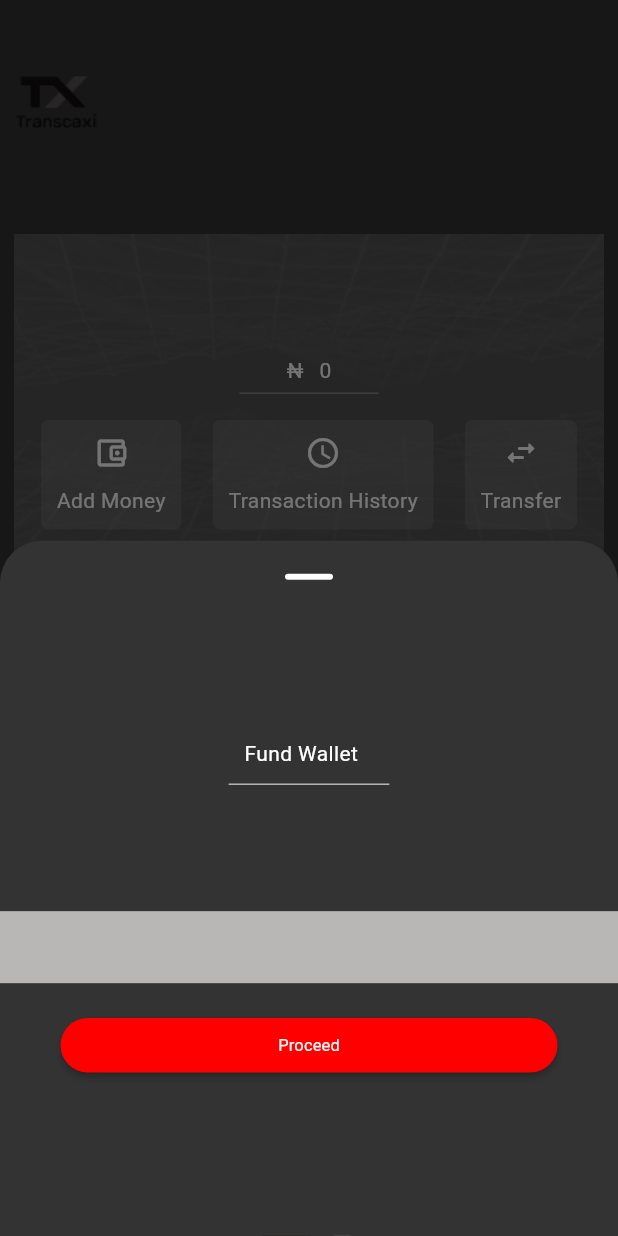
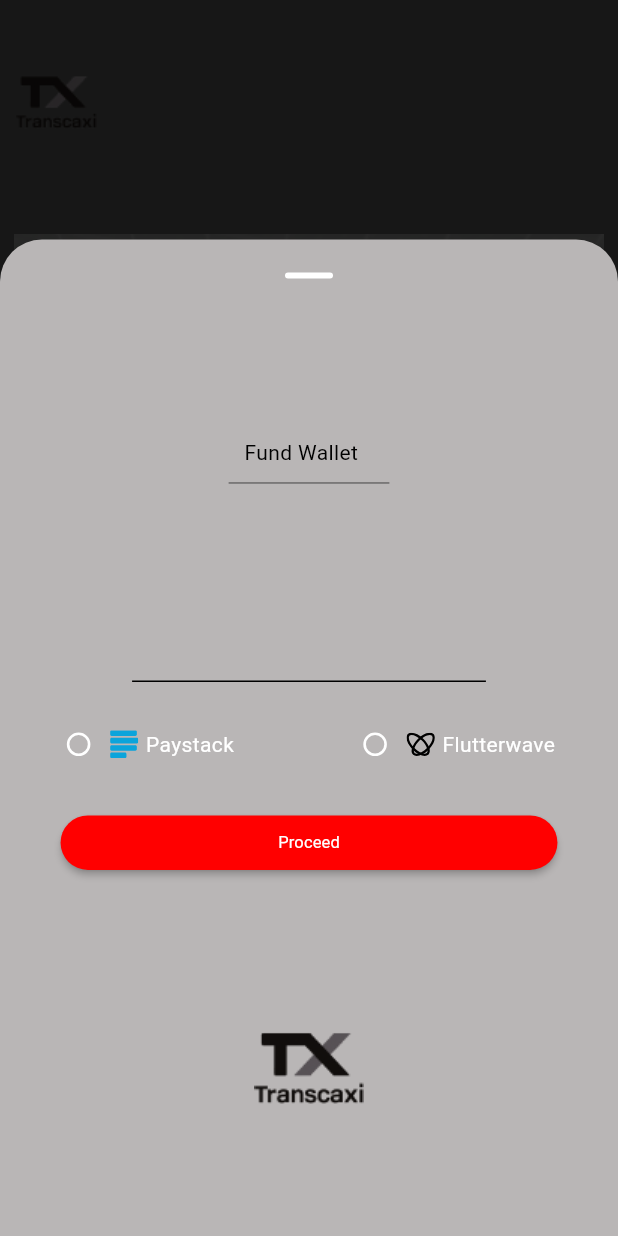
Before and after one commit to Emrys02/transacxi, a Flutter app: the NavigationScreen screen opened directly, after a tap on "Add Money", on a phone screen of 412 x 824 dp. Run offline on Flutter 3.47's test engine with Material 2 defaults, Android fonts, the phone set to English and light mode, and no system bars; our stand-ins replace cloud_firestore, dio, firebase_auth, firebase_core, firebase_database, firebase_storage and 3 more; missing offline and left inert: encrypt, flutter_paystack, flutterwave_standard; accounts and stored records are empty.

Commit message:
App Update
Signed-off-by: Emrys <Emrys_02@outlook.com>

```diff
--- a/lib/constants/constants.dart
+++ b/lib/constants/constants.dart
@@ -1,6 +1,4 @@
-import 'dart:convert';
 import 'dart:developer';
-import 'dart:typed_data';
 
 import 'package:encrypt/encrypt.dart';
 import 'package:flutter_dotenv/flutter_dotenv.dart';
@@ -10,13 +8,10 @@ final _initializationValue = IV.fromUtf8('531ff2e01572cb2c');
 
 final _encrypter = Encrypter(AES(_secretKey));
 
-String kFlutterwavePublicKey =
-    _encrypter.decrypt(Encrypted(Uint8List.fromList(_convertList(json.decode(dotenv.get("flutterWavePublicKey"))))), iv: _initializationValue);
+String kFlutterwavePublicKey = dotenv.get("flutterWavePublicKey");
 String kFlutterwaveSecretKey = dotenv.get("flutterWaveSecretKey");
-String kPaystackPublicKey =
-    _encrypter.decrypt(Encrypted(Uint8List.fromList(_convertList(json.decode(dotenv.get("PaystackPublicKey"))))), iv: _initializationValue);
-String kPaystackSecretKey =
-    _encrypter.decrypt(Encrypted(Uint8List.fromList(_convertList(json.decode(dotenv.get("PaystackSecretKey"))))), iv: _initializationValue);
+String kPaystackPublicKey = dotenv.get("PaystackPublicKey");
+String kPaystackSecretKey = dotenv.get("PaystackSecretKey");
 
 List<int> _convertList(List data) {
   final temp = <int>[];
--- a/lib/constants/managers/asset_manager.dart
+++ b/lib/constants/managers/asset_manager.dart
@@ -9,4 +9,6 @@ class AssetManager {
   static const loginBackground = "img/login_background.png";
   static const signUpBackground = "img/sign_up_background.png";
   static const transactionIcon = "img/transaction_icon.png";
+  static const paystackIcon = "img/paystack.svg";
+  static const flutterwaveIcon = "img/flutterwave.svg";
 }
--- a/lib/controllers/transaction_controller.dart
+++ b/lib/controllers/transaction_controller.dart
@@ -8,7 +8,8 @@ class TransactionController {
   String? _id;
   int? _amount = 0;
   String? _txRef = "";
-  final String _currency = "NG";
+  String? _accessCode = "";
+  final String _currency = "NGN";
   Provider? _provider;
   TransactionType? _transactionType;
 
@@ -22,6 +23,10 @@ class TransactionController {
 
   String get txRef {
     return _txRef ?? "";
+  }
+
+  String get accessCode {
+    return _accessCode ?? "";
   }
 
   String get currency {
@@ -38,6 +43,10 @@ class TransactionController {
 
   set updateTxRef(String value) {
     _txRef = value;
+  }
+
+  set updateAccessCode(String value) {
+    _accessCode = value;
   }
 
   set updateTxId(String value) {
--- a/lib/controllers/user_controller.dart
+++ b/lib/controllers/user_controller.dart
@@ -10,6 +10,10 @@ class UserController {
     return _currentUser!;
   }
 
+  set newBalance(double value){
+    _currentUser!.balance = value;
+  }
+
   void initialize(User user) {
     _currentUser = user;
   }
--- a/lib/models/transaction.dart
+++ b/lib/models/transaction.dart
@@ -1,2 +1,3 @@
 enum Provider { flutterwave, paystack }
-enum TransactionType{credit, debit}
+
+enum TransactionType { credit, debit }
--- a/lib/models/user.dart
+++ b/lib/models/user.dart
@@ -6,7 +6,7 @@ class User {
   String email;
   String accountNumber;
   String profileImage;
-  dynamic balance;
+  double balance;
   User({
     required this.id,
     required this.email,
--- a/lib/services/bottom_sheet_service.dart
+++ b/lib/services/bottom_sheet_service.dart
@@ -9,11 +9,13 @@ import '../widgets/bottom_sheets/error_notice.dart';
 class BottomSheetService {
   BottomSheetService._();
 
-  static _showRemovableSheet(Widget child) {
-    showModalBottomSheet(
+  static Future<dynamic> _showRemovableSheet(Widget child) {
+    return showModalBottomSheet(
       context: navigationKey.currentContext!,
       isDismissible: true,
       showDragHandle: true,
+      isScrollControlled: true,
+      backgroundColor: Theme.of(navigationKey.currentContext!).colorScheme.secondary,
       builder: (context) => Wrap(
         alignment: WrapAlignment.center,
         children: [SizedBox(height: 40.height()), SizedBox(width: ScreenSize.width), child],
@@ -25,7 +27,7 @@ class BottomSheetService {
     _showRemovableSheet(ErrorNotice(message));
   }
 
-  static void showFundingSheet() {
-    _showRemovableSheet(const EnterAmount());
+  static Future<void> showFundingSheet() {
+    return _showRemovableSheet(const EnterAmount());
   }
 }
--- a/lib/tabs/home_tab.dart
+++ b/lib/tabs/home_tab.dart
@@ -26,8 +26,9 @@ class _HomeTabState extends State<HomeTab> {
     return const SizedBox.shrink();
   }
 
-  void _showFundWalletBottomSheet() {
-    BottomSheetService.showFundingSheet();
+  void _showFundWalletBottomSheet() async {
+    await BottomSheetService.showFundingSheet();
+    setState(() {});
   }
 
   @override
--- a/lib/theme/app_theme.dart
+++ b/lib/theme/app_theme.dart
@@ -32,6 +32,7 @@ class AppTheme {
         enabledBorder: InputBorder.none,
         disabledBorder: InputBorder.none,
         errorBorder: InputBorder.none,
+        prefixStyle: TextStyle(),
         hintStyle: TextStyles.w400s9.copyWith(color: const Color(0xFF888888))),
     useMaterial3: true,
   );
--- a/lib/widgets/bottom_sheets/enter_amount.dart
+++ b/lib/widgets/bottom_sheets/enter_amount.dart
@@ -2,10 +2,10 @@ import 'dart:developer';
 
 import 'package:flutter/material.dart';
 import 'package:flutter/services.dart';
+import 'package:flutter_paystack/flutter_paystack.dart';
 import 'package:flutterwave_standard/flutterwave.dart';
-import 'package:pay_with_paystack/pay_with_paystack.dart';
-import 'package:transacxi/constants/constants.dart';
 
+import '../../constants/constants.dart';
 import '../../constants/managers/asset_manager.dart';
 import '../../constants/managers/string_manager.dart';
 import '../../controllers/transaction_controller.dart';
@@ -13,7 +13,10 @@ import '../../controllers/user_controller.dart';
 import '../../extensions/num_extension.dart';
 import '../../models/transaction.dart';
 import '../../providers/transactions_provider.dart';
+import '../../providers/user_details_provider.dart';
+import '../../services/api_service.dart';
 import '../elements/button_with_loading_indicator.dart';
+import '../elements/provider_radio.dart';
 import '../elements/underlined_container.dart';
 
 class EnterAmount extends StatefulWidget {
@@ -24,11 +27,26 @@ class EnterAmount extends StatefulWidget {
 }
 
 class _EnterAmountState extends State<EnterAmount> {
+  final paystackPlugin = PaystackPlugin();
   final _transactionController = TransactionController();
   final _userController = UserController();
+
+  @override
+  void initState() {
+    paystackPlugin.initialize(publicKey: kPaystackPublicKey);
+    super.initState();
+  }
+
+  @override
+  void dispose() {
+    _transactionController.dispose();
+    super.dispose();
+  }
+
   Future<void> _makePayment() async {
     if (_transactionController.amount == 0) return;
-    _transactionController.updateTxRef = DateTime.now().toIso8601String();
+    _transactionController.updateTxRef = DateTime.now().microsecondsSinceEpoch.toString();
+    _transactionController.updateTransactionType = TransactionType.credit;
     if (_transactionController.provider == Provider.flutterwave) {
       final ref = await Flutterwave(
         context: context,
@@ -43,24 +61,43 @@ class _EnterAmountState extends State<EnterAmount> {
         currency: _transactionController.currency,
       ).charge();
       _transactionController.updateTxId = ref.transactionId.toString();
+      if (ref.status == "completed") {
+        await _saveTransaction();
+        await _updateBalance();
+      }
+    } else if (_transactionController.provider == Provider.paystack) {
+      await ApiService.initializePaystack(email: _userController.currentUser.email, amount: _transactionController.amount);
+      if (!mounted) return;
+      final ref = await paystackPlugin.checkout(
+        context,
+        charge: Charge()
+          ..amount = _transactionController.amount * 100
+          ..currency = _transactionController.currency
+          ..email = _userController.currentUser.email
+          ..reference = _transactionController.txRef
+          ..accessCode = _transactionController.txRef,
+      );
+      log(ref.message.toString());
       log(ref.status.toString());
-    } else if (_transactionController.provider == Provider.paystack) {
-      final ref = await PayWithPayStack().now(
-        context: context,
-        secretKey: kPaystackSecretKey,
-        customerEmail: _userController.currentUser.email,
-        reference: _transactionController.txRef,
-        currency: _transactionController.currency,
-        amount: _transactionController.amount.toString(),
-        transactionCompleted: () {},
-        transactionNotCompleted: () {},
-      );
-      log(ref.toString());
+      if (ref.status) {
+        await _saveTransaction();
+        await _updateBalance();
+      }
     }
   }
 
   Future<void> _saveTransaction() async {
-    await TransactionProvider().saveTransactions();
+    await TransactionProvider.saveTransactions();
+  }
+
+  Future<void> _updateBalance() async {
+    await UserDetailsProvider.updateBalance();
+    if (mounted) Navigator.of(context).pop();
+  }
+
+  void _changeProvider(Provider? provider) {
+    if (provider == null) return;
+    setState(() => _transactionController.updateProvider = provider);
   }
 
   @override
@@ -68,20 +105,61 @@ class _EnterAmountState extends State<EnterAmount> {
     return Column(
       children: [
         SizedBox(height: 37.height()),
-        const UnderlinedContainer(text: StringManager.fundWallet),
+        const UnderlinedContainer(text: StringManager.fundWallet, color: Color(0xFF6A6969), textColor: Color(0xFF000000)),
         SizedBox(height: 87.height()),
-        TextField(
-          decoration: const InputDecoration(prefixText: "N"),
+        SizedBox(
+          width: 225.width(),
+          child: TextField(
+            decoration: const InputDecoration(
+              filled: false,
+              border: UnderlineInputBorder(),
+              enabledBorder: UnderlineInputBorder(),
+              focusedBorder: UnderlineInputBorder(),
+            ),
+            textAlign: TextAlign.center,
             inputFormatters: [FilteringTextInputFormatter.digitsOnly],
             onChanged: TransactionController().updateAmount,
             keyboardType: TextInputType.number,
           ),
+        ),
+        SizedBox(height: 18.height()),
+        Container(
+          margin: EdgeInsets.symmetric(horizontal: 30.width()),
+          height: 50.height(),
+          child: Row(
+            mainAxisAlignment: MainAxisAlignment.spaceBetween,
+            children: [
+              PaymentProviderRadio(
+                color: const Color(0xFF0BA4DB),
+                logo: AssetManager.paystackIcon,
+                provider: Provider.paystack,
+                text: "Paystack",
+                onTap: _changeProvider,
+              ),
+              PaymentProviderRadio(
+                color: const Color(0xFFFB9129),
+                logo: AssetManager.flutterwaveIcon,
+                provider: Provider.flutterwave,
+                text: "Flutterwave",
+                onTap: _changeProvider,
+              ),
+            ],
+          ),
+        ),
         SizedBox(height: 18.height()),
         LoadingButton(label: StringManager.proceed, onPressed: _makePayment),
+        Visibility(
+          visible: MediaQuery.viewInsetsOf(context).bottom < 1,
+          replacement: SizedBox(height: MediaQuery.viewInsetsOf(context).bottom + 10),
+          child: Column(
+            children: [
               SizedBox(height: 91.height()),
               Image.asset(AssetManager.logoMedium),
               SizedBox(height: 85.height()),
             ],
+          ),
+        ),
+      ],
     );
   }
 }
--- /dev/null
+++ b/lib/widgets/elements/provider_radio.dart
@@ -0,0 +1,62 @@
+import 'package:flutter/material.dart';
+import 'package:flutter_svg/flutter_svg.dart';
+
+import '../../controllers/transaction_controller.dart';
+import '../../extensions/num_extension.dart';
+import '../../models/transaction.dart';
+
+class PaymentProviderRadio extends StatefulWidget {
+  const PaymentProviderRadio(
+      {required Provider provider, required String text, required Color color, required String logo, required void Function(Provider?) onTap, super.key})
+      : _color = color,
+        _logo = logo,
+        _provider = provider,
+        _text = text,
+        _onTap = onTap;
+  final Provider _provider;
+  final String _text;
+  final Color _color;
+  final String _logo;
+  final void Function(Provider?) _onTap;
+  @override
+  State<PaymentProviderRadio> createState() => _PaymentProviderRadioState();
+}
+
+class _PaymentProviderRadioState extends State<PaymentProviderRadio> {
+  final _transactionController = TransactionController();
+
+  Border? get _border {
+    if (widget._provider == _transactionController.provider) return Border.all(color: widget._color);
+    return null;
+  }
+
+  @override
+  Widget build(BuildContext context) {
+    return GestureDetector(
+      onTap: () => widget._onTap(widget._provider),
+      child: Container(
+        height: double.infinity,
+        alignment: Alignment.center,
+        decoration: BoxDecoration(border: _border),
+        padding: EdgeInsets.only(right: 10.width()),
+        child: Row(
+          children: [
+            SizedBox.square(
+              dimension: 40.width(),
+              child: FittedBox(
+                child: Radio(
+                  value: widget._provider,
+                  groupValue: _transactionController.provider,
+                  onChanged: widget._onTap,
+                ),
+              ),
+            ),
+            SizedBox.square(dimension: 18.width(), child: SvgPicture.asset(widget._logo)),
+            const SizedBox(width: 5),
+            Text(widget._text),
+          ],
+        ),
+      ),
+    );
+  }
+}
--- a/lib/widgets/elements/underlined_container.dart
+++ b/lib/widgets/elements/underlined_container.dart
@@ -3,16 +3,21 @@ import 'package:flutter/material.dart';
 import '../../extensions/num_extension.dart';
 
 class UnderlinedContainer extends StatelessWidget {
-  const UnderlinedContainer({super.key, required String text}) : _text = text;
+  const UnderlinedContainer({super.key, required String text, Color? color, Color? textColor})
+      : _text = text,
+        _color = color,
+        _textColor = textColor;
 
   final String _text;
+  final Color? _color;
+  final Color? _textColor;
 
   @override
   Widget build(BuildContext context) {
     return Container(
       padding: EdgeInsets.only(top: 10.height(), bottom: 10.height(), left: 10.width(), right: 20.width()),
-      decoration: const BoxDecoration(border: Border(bottom: BorderSide(color: Color(0xFFb9b6b6)))),
-      child: Text(_text),
+      decoration: BoxDecoration(border: Border(bottom: BorderSide(color: _color ?? const Color(0xFFb9b6b6)))),
+      child: Text(_text, style: TextStyle(color: _textColor)),
     );
   }
 }
--- a/pubspec.yaml
+++ b/pubspec.yaml
@@ -20,10 +20,10 @@ dependencies:
   flutter:
     sdk: flutter
   flutter_dotenv: ^5.1.0
+  flutter_svg: ^2.0.7
   flutterwave_standard: ^1.0.8
-  http: ^1.1.0
   image_picker: ^1.0.1
-  pay_with_paystack: ^1.0.4
+  flutter_paystack: ^1.0.7
   shared_preferences: ^2.1.2
 
 dev_dependencies:
```
Also changed, not shown: lib/providers/auth_provider.dart (+4 -4 lines), lib/providers/transactions_provider.dart (+18 -14 lines), lib/providers/user_details_provider.dart (+27 -0 lines), lib/services/api_service.dart (+12 -0 lines), lib/tabs/transactions_tab.dart (+11 -5 lines), img/flutterwave.svg (added), img/paystack.svg (added), pubspec.lock. Lines whose indentation alone changed are shown as unchanged.
